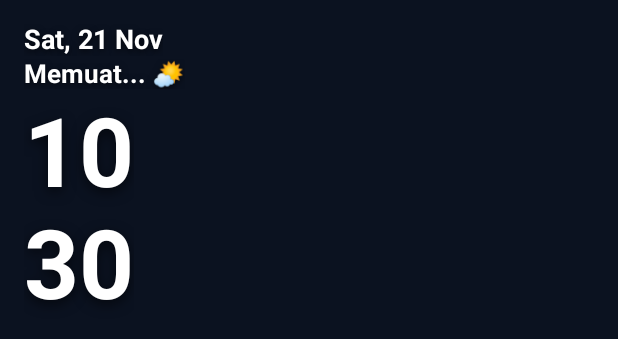
After one commit to naufalirfan/hawa-weather-android, an Android app: the layout widget_clock.xml on its own in the app's theme, with its tools: preview values and no code run, on a phone screen of 412 x 824 dp. The commit adds this screen. Shown: the top 339 px of the screen. Run offline under Robolectric (Android 15) with nearby library versions, the phone set to English and light mode, and no system bars.

Commit message:
feat: add minimalist stacked clock & weather widget (v1.0.7)

```diff
--- a/app/build.gradle.kts
+++ b/app/build.gradle.kts
@@ -11,8 +11,8 @@ android {
         applicationId = "id.my.naufalputra.hawa"
         minSdk = 26
         targetSdk = 36
-        versionCode = 7
-        versionName = "1.0.6"
+        versionCode = 8
+        versionName = "1.0.7"
         testInstrumentationRunner = "androidx.test.runner.AndroidJUnitRunner"
     }
 
--- a/app/src/main/java/com/naufal/hawaweather/MainActivity.kt
+++ b/app/src/main/java/com/naufal/hawaweather/MainActivity.kt
@@ -115,7 +115,8 @@ class MainActivity : ComponentActivity() {
 
     override fun onResume() {
         super.onResume()
-        // Refresh home screen widget automatically when app is active
+        // Refresh home screen widgets automatically when app is active
         HawaWidget.refreshAll(this)
+        HawaClockWidget.refreshAll(this)
     }
 }
--- /dev/null
+++ b/app/src/main/res/layout/widget_clock.xml
@@ -0,0 +1,82 @@
+<?xml version="1.0" encoding="utf-8"?>
+<LinearLayout xmlns:android="http://schemas.android.com/apk/res/android"
+    android:id="@+id/root"
+    android:layout_width="match_parent"
+    android:layout_height="match_parent"
+    android:orientation="vertical"
+    android:padding="16dp"
+    android:gravity="top|start">
+
+    <!-- Date (e.g. Sab, 21 Nov) -->
+    <TextClock
+        android:id="@+id/date"
+        android:layout_width="wrap_content"
+        android:layout_height="wrap_content"
+        android:format12Hour="EEE, d MMM"
+        android:format24Hour="EEE, d MMM"
+        android:textColor="#FFFFFF"
+        android:textSize="18sp"
+        android:textStyle="bold"
+        android:shadowColor="#99000000"
+        android:shadowDx="0"
+        android:shadowDy="2"
+        android:shadowRadius="6"
+        android:includeFontPadding="false" />
+
+    <!-- Weather info (e.g. Hujan 🌧️ 27°) -->
+    <TextView
+        android:id="@+id/weather_info"
+        android:layout_width="wrap_content"
+        android:layout_height="wrap_content"
+        android:layout_marginTop="2dp"
+        android:text="Memuat... 🌤️"
+        android:textColor="#FFFFFF"
+        android:textSize="17sp"
+        android:textStyle="bold"
+        android:shadowColor="#99000000"
+        android:shadowDx="0"
+        android:shadowDy="2"
+        android:shadowRadius="6"
+        android:includeFontPadding="false" />
+
+    <!-- Stacked Hours & Minutes -->
+    <LinearLayout
+        android:layout_width="wrap_content"
+        android:layout_height="wrap_content"
+        android:layout_marginTop="6dp"
+        android:orientation="vertical">
+
+        <!-- Hour (e.g. 5 or 05 or 17) -->
+        <TextClock
+            android:id="@+id/clock_hour"
+            android:layout_width="wrap_content"
+            android:layout_height="wrap_content"
+            android:format12Hour="h"
+            android:format24Hour="H"
+            android:textColor="#FFFFFF"
+            android:textSize="64sp"
+            android:textStyle="bold"
+            android:shadowColor="#99000000"
+            android:shadowDx="0"
+            android:shadowDy="4"
+            android:shadowRadius="10"
+            android:includeFontPadding="false" />
+
+        <!-- Minute (e.g. 15) -->
+        <TextClock
+            android:id="@+id/clock_minute"
+            android:layout_width="wrap_content"
+            android:layout_height="wrap_content"
+            android:format12Hour="mm"
+            android:format24Hour="mm"
+            android:textColor="#FFFFFF"
+            android:textSize="64sp"
+            android:textStyle="bold"
+            android:shadowColor="#99000000"
+            android:shadowDx="0"
+            android:shadowDy="4"
+            android:shadowRadius="10"
+            android:includeFontPadding="false" />
+    </LinearLayout>
+
+</LinearLayout>
--- a/app/src/main/res/values/strings.xml
+++ b/app/src/main/res/values/strings.xml
@@ -1,6 +1,7 @@
 <?xml version="1.0" encoding="utf-8"?>
 <resources>
     <string name="app_name">Hawa Weather</string>
-    <string name="widget_name">Hawa Weather</string>
+    <string name="widget_name">Hawa Weather (Klasik)</string>
+    <string name="widget_clock_name">Hawa Jam &amp; Cuaca</string>
     <string name="app_url">https://hawa-weather.vercel.app</string>
 </resources>
```
Also changed, not shown: app/src/main/AndroidManifest.xml (+12 -0 lines), app/src/main/java/com/naufal/hawaweather/HawaClockWidget.kt (added, +107 -0 lines), app/src/main/java/com/naufal/hawaweather/Weather.kt (+16 -0 lines), app/src/main/res/xml/widget_clock_info.xml (added, +12 -0 lines).
